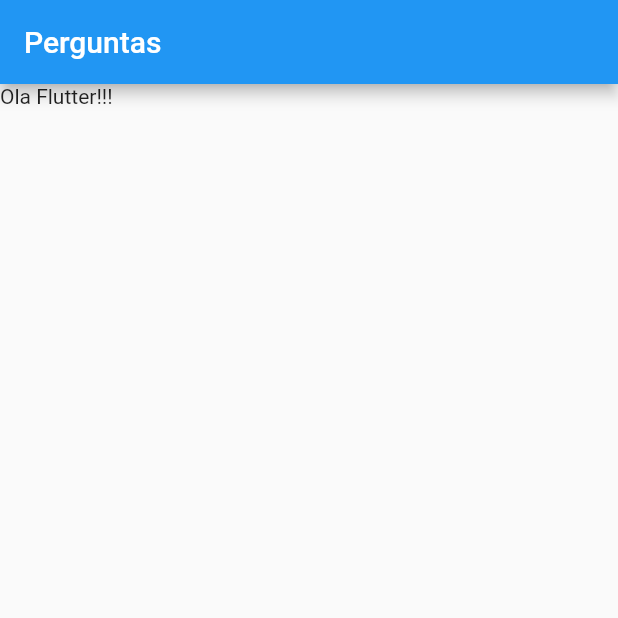
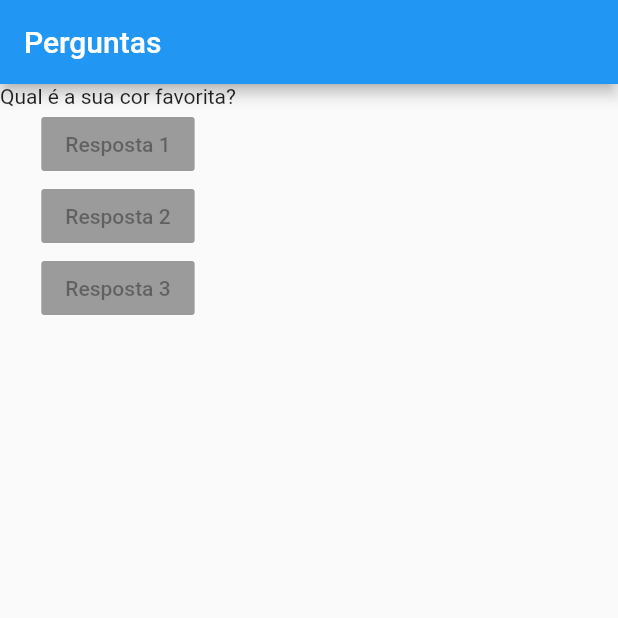
Before and after one commit to juniorlatalisa/cod3r_flutter, a Flutter app: the screen it shows after launch, on a phone screen of 412 x 824 dp, the top half of it. Run offline on Flutter 3.47's test engine with Material 2 defaults, Android fonts, the phone set to English and light mode, and no system bars.

Commit message:
Noções básicas de Flutter: Usando Column para Organizar o Widgets

```diff
--- a/curso_flutter/projeto_perguntas/lib/main.dart
+++ b/curso_flutter/projeto_perguntas/lib/main.dart
@@ -3,6 +3,11 @@ import 'package:flutter/material.dart';
 void main() => runApp(PerguntaApp());
 
 class PerguntaApp extends StatelessWidget {
+  final perguntas = [
+    'Qual é a sua cor favorita?',
+    'Qual é o seu animal favorito?',
+  ];
+
   @override
   Widget build(BuildContext context) {
     return MaterialApp(
@@ -10,7 +15,23 @@ class PerguntaApp extends StatelessWidget {
         appBar: AppBar(
           title: Text('Perguntas'),
         ),
-        body: Text('Ola Flutter!!!'),
+        body: Column(
+          children: <Widget>[
+            Text(perguntas[0]),
+            RaisedButton(
+              child: Text('Resposta 1'),
+              onPressed: null,
+            ),
+            RaisedButton(
+              child: Text('Resposta 2'),
+              onPressed: null,
+            ),
+            RaisedButton(
+              child: Text('Resposta 3'),
+              onPressed: null,
+            ),
+          ],
+        ),
       ),
     );
   }
```
